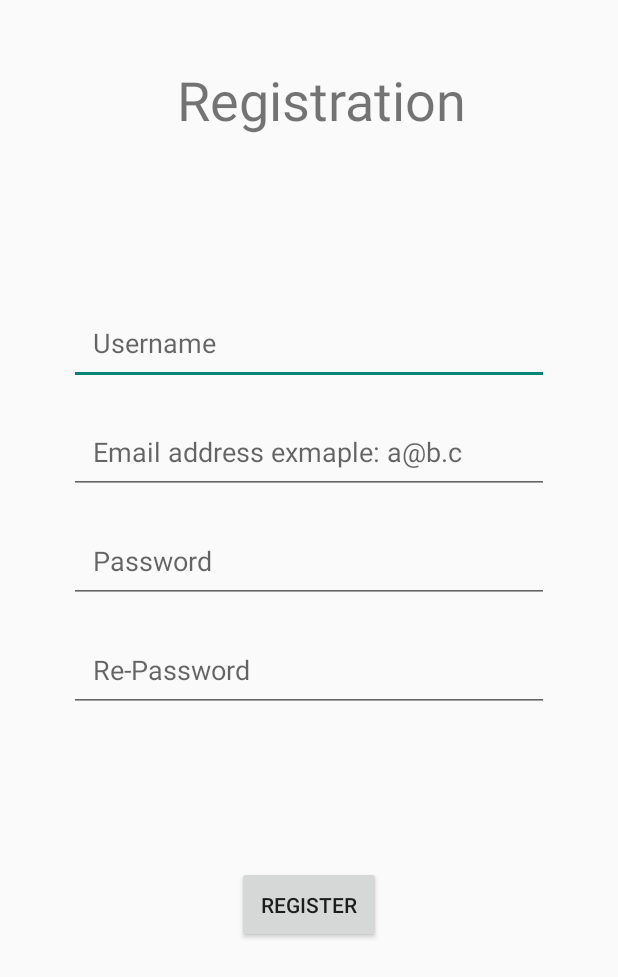
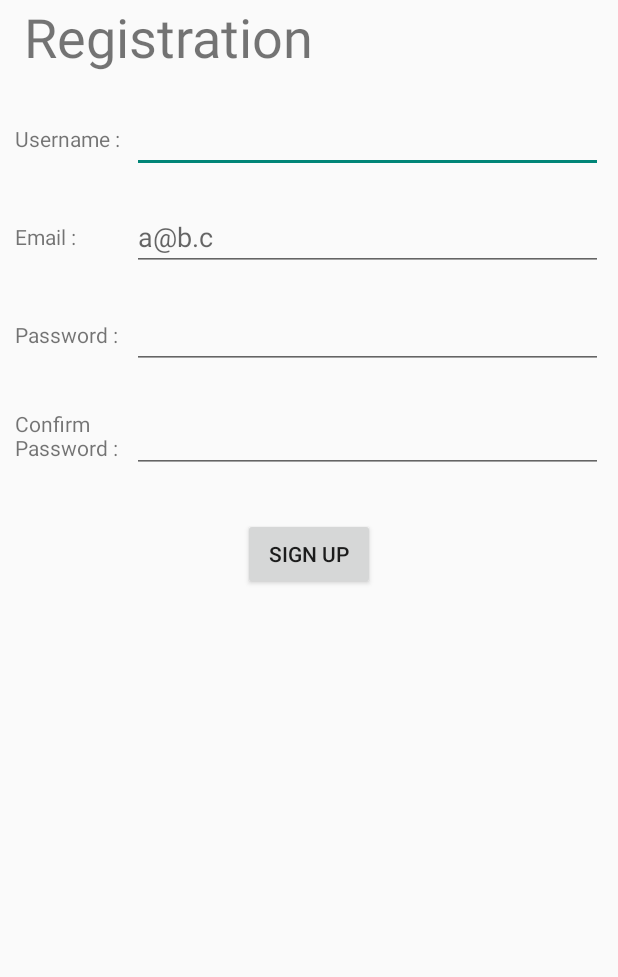
Before and after one commit to phunon/Wireless-Devices-Project, an Android app: the screen it shows after launch (RegisterActivity), after a tap on "Sign up", on a phone screen of 412 x 824 dp. Shown: the top 977 px of the screen. Run offline under Robolectric (Android 15) with nearby library versions, the phone set to English and light mode, and no system bars; our stand-ins replace Firebase (no records; nobody signed in at launch, a user with empty details on screens opened directly); libraries missing offline, so code that uses them is left out: com.facebook, com.facebook.login; 4 statements that could not run were skipped; 1 other tap on this screen came first.

```diff
--- a/ProjectWirelessDevice/app/src/main/java/th/ac/kku/koysawat/phunon/LoginActivity.java
+++ b/ProjectWirelessDevice/app/src/main/java/th/ac/kku/koysawat/phunon/LoginActivity.java
@@ -2,9 +2,9 @@ package th.ac.kku.koysawat.phunon;
 
 import android.app.ProgressDialog;
 import android.content.Intent;
+import android.os.Bundle;
 import android.support.annotation.NonNull;
 import android.support.v7.app.AppCompatActivity;
-import android.os.Bundle;
 import android.text.TextUtils;
 import android.util.Log;
 import android.view.View;
@@ -89,7 +89,7 @@ public class LoginActivity extends AppCompatActivity implements View.OnClickList
         glogin = findViewById(R.id.sign_in_button);
         glogin.setSize(SignInButton.SIZE_WIDE);
         gso = new GoogleSignInOptions.Builder(GoogleSignInOptions.DEFAULT_SIGN_IN)
-                .requestIdToken("672584759710-n3715i5jmhsca7mofkl24nej08jfnqhm.apps.googleusercontent.com")
+                .requestIdToken(getString(R.string.default_web_client_id))
                 .requestEmail()
                 .build();
 
--- a/ProjectWirelessDevice/app/src/main/java/th/ac/kku/koysawat/phunon/RegisterActivity.java
+++ b/ProjectWirelessDevice/app/src/main/java/th/ac/kku/koysawat/phunon/RegisterActivity.java
@@ -1,16 +1,15 @@
 package th.ac.kku.koysawat.phunon;
 
 import android.os.Bundle;
-//>>>>>>> 96f594f061424c534590ad5f0ed98ef28c0c395e
 import android.support.annotation.NonNull;
 import android.support.v7.app.AppCompatActivity;
 import android.text.TextUtils;
-import android.view.KeyEvent;
 import android.view.View;
 import android.widget.Button;
 import android.widget.EditText;
 import android.widget.Toast;
 
+import com.google.android.gms.common.api.GoogleApiClient;
 import com.google.android.gms.tasks.OnCompleteListener;
 import com.google.android.gms.tasks.Task;
 import com.google.firebase.auth.AuthResult;
--- a/ProjectWirelessDevice/app/src/main/res/layout/activity_register.xml
+++ b/ProjectWirelessDevice/app/src/main/res/layout/activity_register.xml
@@ -8,72 +8,95 @@
     <LinearLayout
     android:layout_width="match_parent"
     android:layout_height="match_parent"
-    android:orientation="vertical"
-        android:layout_margin="16dp">
+    android:orientation="vertical">
         <TextView
             android:layout_width="match_parent"
-            android:layout_height="wrap_content"
+            android:layout_height="60dp"
             android:text="@string/registration"
             android:textSize="36sp"
-            android:paddingLeft="@dimen/sixTeen"
-            android:gravity="center"
-            android:layout_weight="1"/>
+            android:paddingLeft="@dimen/sixTeen"/>
 
         <LinearLayout
             android:layout_width="match_parent"
             android:layout_height="wrap_content"
-                android:orientation="vertical"
-                android:gravity="center"
-                android:layout_weight="2"
-                android:layout_margin="30dp">
-
+            android:padding="10dp">
+            <TextView
+                android:id="@+id/userName"
+                android:layout_width="0dp"
+                android:layout_height="match_parent"
+                android:layout_weight="1"
+                android:gravity="center_vertical"
+                android:text="Username : "/>
             <EditText
                 android:id="@+id/userNameEdt"
+                android:layout_width="0dp"
+                android:layout_height="match_parent"
+                android:layout_weight="4" />
+        </LinearLayout>
+
+        <LinearLayout
             android:layout_width="match_parent"
             android:layout_height="wrap_content"
-                    android:hint="@string/user"
-                    android:layout_marginBottom="16dp"
-                    android:padding="16dp"/>
-
+            android:padding="10dp">
+            <TextView
+                android:id="@+id/EmailTxt"
+                android:layout_width="0dp"
+                android:layout_height="match_parent"
+                android:layout_weight="1"
+                android:gravity="center_vertical"
+                android:text="Email : "/>
             <EditText
                 android:id="@+id/Email"
-                    android:layout_width="match_parent"
-                    android:layout_height="wrap_content"
-                    android:hint="@string/hint_email"
-                    android:layout_marginBottom="16dp"
-                    android:padding="16dp"/>
-
-                <EditText
-                    android:id="@+id/Pass"
-                    android:layout_width="match_parent"
-                    android:layout_height="wrap_content"
-                    android:hint="@string/hint_password"
-                    android:inputType="textPassword"
-                    android:layout_marginBottom="16dp"
-                    android:padding="16dp"/>
-
-                <EditText
-                    android:id="@+id/ConPass"
-                    android:layout_width="match_parent"
-                    android:layout_height="wrap_content"
-                    android:hint="@string/hint_re_password"
-                    android:inputType="textPassword"
-                    android:padding="16dp"/>
+                android:layout_width="0dp"
+                android:layout_height="match_parent"
+                android:layout_weight="4"
+                android:hint="a@b.c"/>
         </LinearLayout>
         <LinearLayout
             android:layout_width="match_parent"
             android:layout_height="wrap_content"
-            android:gravity="center_horizontal"
-            android:layout_weight="3">
+            android:baselineAligned="true"
+            android:padding="10dp">
+            <TextView
+                android:id="@+id/PassText"
+                android:layout_width="0dp"
+                android:layout_height="match_parent"
+                android:layout_weight="1"
+                android:gravity="center_vertical"
+                android:text="Password : "/>
+            <EditText
+                android:id="@+id/Pass"
+                android:layout_width="0dp"
+                android:layout_height="match_parent"
+                android:layout_weight="4"
+                android:inputType="textPassword"/>
+        </LinearLayout>
+        <LinearLayout
+            android:layout_width="match_parent"
+            android:layout_height="wrap_content"
+            android:baselineAligned="true"
+            android:padding="10dp">
+            <TextView
+                android:id="@+id/ConPassText"
+                android:layout_width="0dp"
+                android:layout_height="match_parent"
+                android:layout_weight="1"
+                android:gravity="center_vertical"
+                android:text="Confirm Password : "/>
+            <EditText
+                android:id="@+id/ConPass"
+                android:layout_width="0dp"
+                android:layout_height="match_parent"
+                android:layout_weight="4"
+                android:inputType="textPassword"/>
+        </LinearLayout>
         <Button
             android:id="@+id/signUp"
             android:layout_width="wrap_content"
             android:layout_height="wrap_content"
+            android:layout_gravity="center"
             android:layout_margin="20dp"
-                android:padding="16dp"
-                android:text="@string/register" />
-        </LinearLayout>
-
+            android:text="Sign up"/>
     </LinearLayout>
 
 
--- a/ProjectWirelessDevice/app/src/main/res/values/dimens.xml
+++ b/ProjectWirelessDevice/app/src/main/res/values/dimens.xml
@@ -7,4 +7,5 @@
     <dimen name="nav_header_vertical_spacing">8dp</dimen>
     <dimen name="nav_header_height">176dp</dimen>
     <dimen name="fab_margin">16dp</dimen>
+    <dimen name="nav_img">80dp</dimen>
 </resources>
--- a/ProjectWirelessDevice/app/src/main/res/values/strings.xml
+++ b/ProjectWirelessDevice/app/src/main/res/values/strings.xml
@@ -18,13 +18,5 @@
     <string name="nav_header_subtitle">android.studio@android.com</string>
     <string name="nav_header_desc">Navigation header</string>
     <string name="action_settings">Settings</string>
-    <string name="user">Username</string>
-    <string name="hint_email">Email address exmaple: a@b.c</string>
-    <string name="hint_password">Password</string>
-    <string name="hint_re_password">Re-Password</string>
-    <string name="register">Register</string>
-    <string name="title_activity_slidebar">SlidebarActivity</string>
-    <string name="title_home">Home</string>
-    <string name="title_dashboard">Dashboard</string>
-    <string name="title_notifications">Notifications</string>
+    <string name="default_web_client_id">672584759710-n3715i5jmhsca7mofkl24nej08jfnqhm.apps.googleusercontent.com</string>
 </resources>
--- a/ProjectWirelessDevice/build.gradle
+++ b/ProjectWirelessDevice/build.gradle
@@ -7,8 +7,8 @@ buildscript {
 
     }
     dependencies {
-        classpath 'com.android.tools.build:gradle:3.3.2'
-        classpath 'com.google.gms:google-services:4.0.1'
+        classpath 'com.android.tools.build:gradle:3.3.1'
+        classpath 'com.google.gms:google-services:4.0.2'
 
         // NOTE: Do not place your application dependencies here; they belong
         // in the individual module build.gradle files
```
Also changed, not shown: ProjectWirelessDevice/app/build.gradle (+9 -4 lines), ProjectWirelessDevice/app/src/main/AndroidManifest.xml (+4 -10 lines), ProjectWirelessDevice/app/src/main/java/th/ac/kku/koysawat/phunon/MainActivity.java (+25 -6 lines), ProjectWirelessDevice/app/src/main/java/th/ac/kku/koysawat/phunon/Users.java (added, +23 -0 lines), ProjectWirelessDevice/app/src/main/res/layout/nav_header_nav.xml (+24 -11 lines), ProjectWirelessDevice/app/src/main/res/menu/navigation.xml (deleted, +0 -19 lines). Lines whose indentation alone changed are shown as unchanged.
